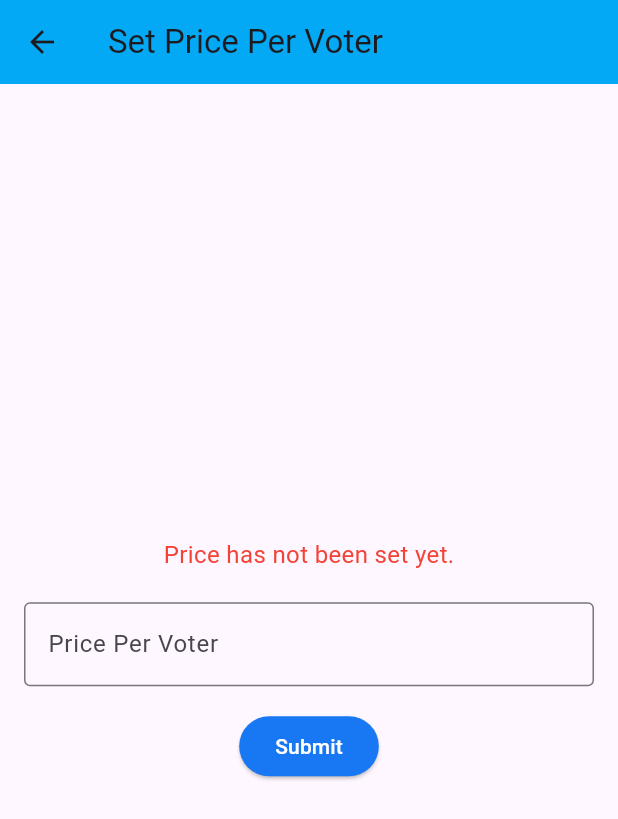
After one commit to takbir-hasan/OneVote, a Flutter app: the AdminProfile screen opened directly, after a tap on "Set Price", on a phone screen of 412 x 824 dp. The commit adds this screen. Shown: the top 819 px of the screen. Run offline on Flutter 3.47's test engine with Material 3 defaults, Android fonts, the phone set to English and light mode, and no system bars; our stand-ins replace cloud_firestore, csv, file_picker, firebase_auth, firebase_core, firebase_storage and 3 more; accounts and stored records are empty; network calls fail.

Commit message:
admin set price added.

```diff
--- a/lib/controllers/feedbackController.dart
+++ b/lib/controllers/feedbackController.dart
@@ -1,7 +1,6 @@
 import 'package:cloud_firestore/cloud_firestore.dart';
 import 'package:flutter/material.dart';
 import '../models/feedbackModel.dart';
-import '../widgets/Feedback.dart';
 
 class FeedbackController {
   final TextEditingController nameController;
--- /dev/null
+++ b/lib/controllers/priceController.dart
@@ -0,0 +1,34 @@
+import 'package:cloud_firestore/cloud_firestore.dart';
+import '../models/priceModel.dart';
+
+class PriceController {
+  // Reference to the document where the price is stored
+  final DocumentReference _priceDocument = FirebaseFirestore.instance.collection('prices').doc('current_price');
+
+  // Save or update the price document in Firestore
+  Future<void> updatePrice(PriceModel priceModel) async {
+    try {
+      // Update the price document in Firestore (merge:true ensures no other fields are removed)
+      await _priceDocument.set(priceModel.toMap(), SetOptions(merge: true));
+      print("Price updated successfully!");
+    } catch (e) {
+      print("Error updating price: $e");
+      throw Exception("Error updating price to Firestore: $e");
+    }
+  }
+
+  // Fetch the current price from Firestore (optional)
+  Future<PriceModel?> fetchPrice() async {
+    try {
+      final docSnapshot = await _priceDocument.get();
+      if (docSnapshot.exists) {
+        final data = docSnapshot.data() as Map<String, dynamic>;
+        return PriceModel.fromMap(data);
+      }
+      return null; // No price found
+    } catch (e) {
+      print("Error fetching price: $e");
+      return null;
+    }
+  }
+}
--- /dev/null
+++ b/lib/models/priceModel.dart
@@ -0,0 +1,20 @@
+class PriceModel {
+  final double pricePerVoter;
+
+  // Constructor
+  PriceModel({required this.pricePerVoter});
+
+  // Convert the PriceModel to a Map for Firestore (or any other storage)
+  Map<String, dynamic> toMap() {
+    return {
+      'pricePerVoter': pricePerVoter,
+    };
+  }
+
+  // Create a PriceModel instance from a Map (useful for Firestore retrieval)
+  factory PriceModel.fromMap(Map<String, dynamic> map) {
+    return PriceModel(
+      pricePerVoter: map['pricePerVoter'] ?? 0.0,
+    );
+  }
+}
--- a/lib/widgets/ProfilePage.dart
+++ b/lib/widgets/ProfilePage.dart
@@ -31,7 +31,7 @@ class ProfilePage extends StatelessWidget {
   @override
   Widget build(BuildContext context) {
     // FirebaseAuth instance for sign-out
-    final FirebaseAuth _auth = FirebaseAuth.instance;
+    final FirebaseAuth auth = FirebaseAuth.instance;
 
     return Scaffold(
       appBar: AppBar(
@@ -151,7 +151,7 @@ class ProfilePage extends StatelessWidget {
                           onPressed: () async {
                             try {
                               // Sign out the user
-                              await _auth.signOut();
+                              await auth.signOut();
 
                               // After sign out, navigate to login page
                               Navigator.pushReplacement(
--- a/lib/widgets/adminLoginPage.dart
+++ b/lib/widgets/adminLoginPage.dart
@@ -203,7 +203,7 @@ class _LoginState extends State<Admin> {
                     const SizedBox(height: 15),
                     Text(
                       _errorMessage,
-                      style: TextStyle(color: Colors.red, fontSize: 16),
+                      style: const TextStyle(color: Colors.red, fontSize: 16),
                     ),
                   ],
                   const SizedBox(height: 15),
--- a/lib/widgets/adminprofile.dart
+++ b/lib/widgets/adminprofile.dart
@@ -1,5 +1,6 @@
 import 'dart:convert';
 
+import 'package:OneVote/widgets/price.dart';
 import 'package:firebase_auth/firebase_auth.dart';
 import 'package:firebase_storage/firebase_storage.dart';
 import 'package:cloud_firestore/cloud_firestore.dart';
@@ -166,7 +167,7 @@ class AdminProfile extends StatelessWidget {
                               Navigator.push(
                                 context,
                                 MaterialPageRoute(
-                                    builder: (context) => AdminFeedBack()),
+                                    builder: (context) => const AdminFeedBack()),
                               );
                             },
                             style: ElevatedButton.styleFrom(
@@ -212,38 +213,25 @@ class AdminProfile extends StatelessWidget {
                         children: [
                           const SizedBox(height: 16),
                           ElevatedButton.icon(
-                            onPressed: () async {
-                              // Perform Firebase sign-out
-                              try {
-                                await FirebaseAuth.instance.signOut();
-                                // Redirect to login page after sign-out
-                                Navigator.pushReplacement(
-                                  // ignore: use_build_context_synchronously
-                                  context,
-                                  MaterialPageRoute(
-                                      builder: (context) => const Admin()),
-                                );
-                              } catch (e) {
-                                // print("Error signing out: $e");
-                                // ignore: use_build_context_synchronously
-                                ScaffoldMessenger.of(context).showSnackBar(
-                                  const SnackBar(
-                                      content: Text("Logout failed!")),
-                                );
-                              }
+                            onPressed: () {
+                              Navigator.push(
+                                context,
+                                MaterialPageRoute(
+                                    builder: (context) => Price()),
+                              );
                             },
                             style: ElevatedButton.styleFrom(
-                              backgroundColor: Colors.red,
+                              backgroundColor: const Color(0xFF1877F2),
                               shape: RoundedRectangleBorder(
                                 borderRadius: BorderRadius.circular(8),
                               ),
                             ),
                             icon: const Icon(
-                              Icons.logout,
+                              Icons.price_change,
                               color: Colors.white,
                             ),
                             label: const Text(
-                              "Logout",
+                              "Set Price",
                               style: TextStyle(color: Colors.white),
                             ),
                           ),
@@ -272,6 +260,43 @@ class AdminProfile extends StatelessWidget {
                             ),
                           ),
                         ],
+                      ),
+                      const SizedBox(height: 16),
+                      ElevatedButton.icon(
+                        onPressed: () async {
+                          // Perform Firebase sign-out
+                          try {
+                            await FirebaseAuth.instance.signOut();
+                            // Redirect to login page after sign-out
+                            Navigator.pushReplacement(
+                              // ignore: use_build_context_synchronously
+                              context,
+                              MaterialPageRoute(
+                                  builder: (context) => const Admin()),
+                            );
+                          } catch (e) {
+                            // print("Error signing out: $e");
+                            // ignore: use_build_context_synchronously
+                            ScaffoldMessenger.of(context).showSnackBar(
+                              const SnackBar(
+                                  content: Text("Logout failed!")),
+                            );
+                          }
+                        },
+                        style: ElevatedButton.styleFrom(
+                          backgroundColor: Colors.red,
+                          shape: RoundedRectangleBorder(
+                            borderRadius: BorderRadius.circular(8),
+                          ),
+                        ),
+                        icon: const Icon(
+                          Icons.logout,
+                          color: Colors.white,
+                        ),
+                        label: const Text(
+                          "Logout",
+                          style: TextStyle(color: Colors.white),
+                        ),
                       ),
                       const Divider(height: 20, thickness: 1),
                       const Center(
--- a/lib/widgets/feedback_controller.dart
+++ /dev/null
@@ -1 +0,0 @@
-// TODO Implement this library.
--- a/lib/widgets/main.dart
+++ b/lib/widgets/main.dart
@@ -1,19 +1,14 @@
 import 'package:OneVote/widgets/Notifaction.dart';
 import 'package:OneVote/widgets/PollCreate.dart';
-import 'package:OneVote/widgets/adminLoginPage.dart';
 import 'package:firebase_core/firebase_core.dart';
 import 'package:flutter/material.dart';
 import 'package:flutter_countdown_timer/flutter_countdown_timer.dart';
 import '../auths/adminAuthentication.dart';
-import 'ProfilePage.dart';
-import 'Login.dart';
 import 'AboutUs.dart';
-import 'adminprofile.dart';
 import 'VotingResultPage.dart';
 import 'Feedback.dart';
 import '../auths/userAuthentication.dart';
 import 'package:OneVote/widgets/SplashScreen.dart';
-import 'package:OneVote/widgets/ProfilePage.dart';
 
 main() async {
   WidgetsFlutterBinding.ensureInitialized();
--- /dev/null
+++ b/lib/widgets/price.dart
@@ -0,0 +1,182 @@
+import 'package:flutter/material.dart';
+import '../controllers/priceController.dart';
+import '../models/priceModel.dart';
+import 'adminprofile.dart'; // Assuming this is the next screen after submitting the price
+
+void main() {
+  runApp(MyApp());
+}
+
+class MyApp extends StatelessWidget {
+  const MyApp({super.key});
+
+  @override
+  Widget build(BuildContext context) {
+    return MaterialApp(
+      home: Price(),
+    );
+  }
+}
+
+class Price extends StatefulWidget {
+  const Price({super.key});
+
+  @override
+  _PriceState createState() => _PriceState();
+}
+
+class _PriceState extends State<Price> {
+  final TextEditingController priceController = TextEditingController();
+  final PriceController priceControllerInstance = PriceController();
+  double? currentPrice; // Variable to store the current price from Firestore
+  bool isLoading = true; // Flag to show a loading indicator while fetching or updating the price
+  bool isUpdating = false; // Flag to indicate if price is being updated
+
+  @override
+  void initState() {
+    super.initState();
+    _fetchCurrentPrice();
+  }
+
+  // Function to fetch the current price from Firestore
+  Future<void> _fetchCurrentPrice() async {
+    setState(() {
+      isLoading = true; // Start loading when fetching price
+    });
+    try {
+      // Get the current price from Firestore
+      final priceModel = await priceControllerInstance.fetchPrice();
+
+      setState(() {
+        currentPrice = priceModel?.pricePerVoter;
+        isLoading = false; // Stop loading once we have the price
+      });
+    } catch (e) {
+      setState(() {
+        isLoading = false; // Stop loading if there's an error
+      });
+      print("Error fetching price: $e");
+    }
+  }
+
+  // Function to handle form submission
+  void _submitData() async {
+    final price = priceController.text;
+
+    // Validate the input price
+    if (price.isEmpty || double.tryParse(price) == null) {
+      ScaffoldMessenger.of(context).showSnackBar(
+        const SnackBar(
+          content: Text('Please enter a valid price per voter!'),
+          backgroundColor: Colors.red,
+        ),
+      );
+      return;
+    }
+
+    final priceModel = PriceModel(pricePerVoter: double.parse(price));
+
+    setState(() {
+      isUpdating = true; // Set isUpdating to true to show loader during update
+    });
+
+    try {
+      // Update the price in Firestore using PriceController
+      await priceControllerInstance.updatePrice(priceModel);
+
+      // Show success message
+      ScaffoldMessenger.of(context).showSnackBar(
+        const SnackBar(
+          content: Text('Price updated successfully!'),
+          backgroundColor: Colors.green,
+        ),
+      );
+
+      // After updating, fetch the updated price
+      await _fetchCurrentPrice(); // Refresh the current price
+
+      // Navigate to the next screen (e.g., Admin Profile)
+      // Navigator.push(
+      //   context,
+      //   MaterialPageRoute(builder: (context) => const AdminProfile()),
+      // );
+    } catch (e) {
+      // Show error message if there's an issue with updating the price
+      ScaffoldMessenger.of(context).showSnackBar(
+        SnackBar(
+          content: Text('Error: $e'),
+          backgroundColor: Colors.red,
+        ),
+      );
+    } finally {
+      // Stop the loading indicator after the update
+      setState(() {
+        isUpdating = false; // Reset isUpdating
+      });
+    }
+
+    // Clear the text field after submission
+    priceController.clear();
+  }
+
+  @override
+  Widget build(BuildContext context) {
+    return Scaffold(
+      appBar: AppBar(
+        title: const Text('Set Price Per Voter'),
+        backgroundColor: Colors.lightBlue,
+      ),
+      body: Padding(
+        padding: const EdgeInsets.all(16.0),
+        child: Column(
+          mainAxisAlignment: MainAxisAlignment.center,  // Center the Column
+          crossAxisAlignment: CrossAxisAlignment.center, // Center content horizontally
+          children: [
+            // Display current price section
+            isLoading
+                ? const CircularProgressIndicator() // Show a loading indicator while fetching
+                : currentPrice == null
+                ? const Text(
+              'Price has not been set yet.',
+              style: TextStyle(fontSize: 16, color: Colors.red),
+            )
+                : Text(
+              'Current Price: \$${currentPrice?.toStringAsFixed(2)}',
+              style: const TextStyle(fontSize: 20, fontWeight: FontWeight.bold),
+            ),
+            const SizedBox(height: 20), // Spacer between the price display and input fields
+
+            // Centered Price input with OutlineInputBorder and labelText
+            Center(
+              child: TextField(
+                controller: priceController,
+                decoration: const InputDecoration(
+                  labelText: 'Price Per Voter',  // Label text
+                  border: OutlineInputBorder(),  // Outline border
+                ),
+                keyboardType: TextInputType.numberWithOptions(decimal: true), // Numeric input
+              ),
+            ),
+            const SizedBox(height: 16), // Spacer between input field and button
+
+            // Centered Submit Button with Blue Color
+            Center(
+              child: ElevatedButton(
+                onPressed: isUpdating ? null : _submitData, // Disable the button while updating
+                style: ElevatedButton.styleFrom(
+                  foregroundColor: Colors.white,
+                  backgroundColor: const Color(0xFF1877F2),
+                ),
+                child: isUpdating
+                    ? const CircularProgressIndicator(
+                  color: Colors.white,
+                ) // Show loading indicator inside the button while updating
+                    : const Text('Submit'),
+              ),
+            ),
+          ],
+        ),
+      ),
+    );
+  }
+}
```
Also changed, not shown: lib/widgets/EditProfile.dart (+5 -5 lines), lib/widgets/notice.dart (+14 -4 lines), 4 other files.
